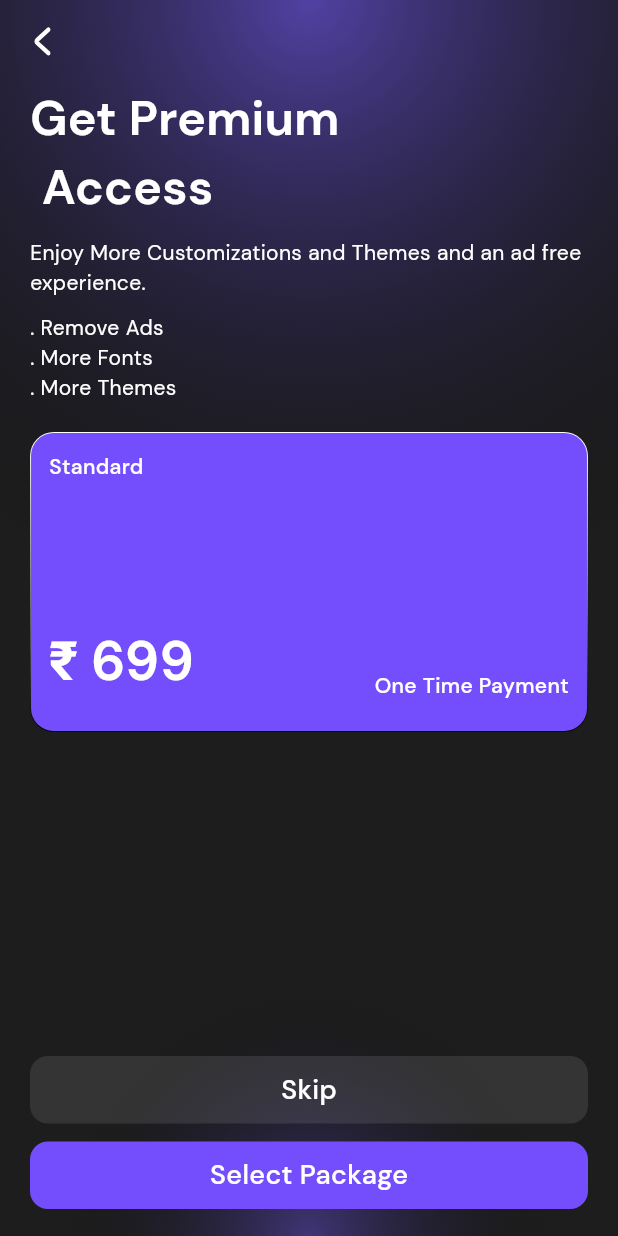
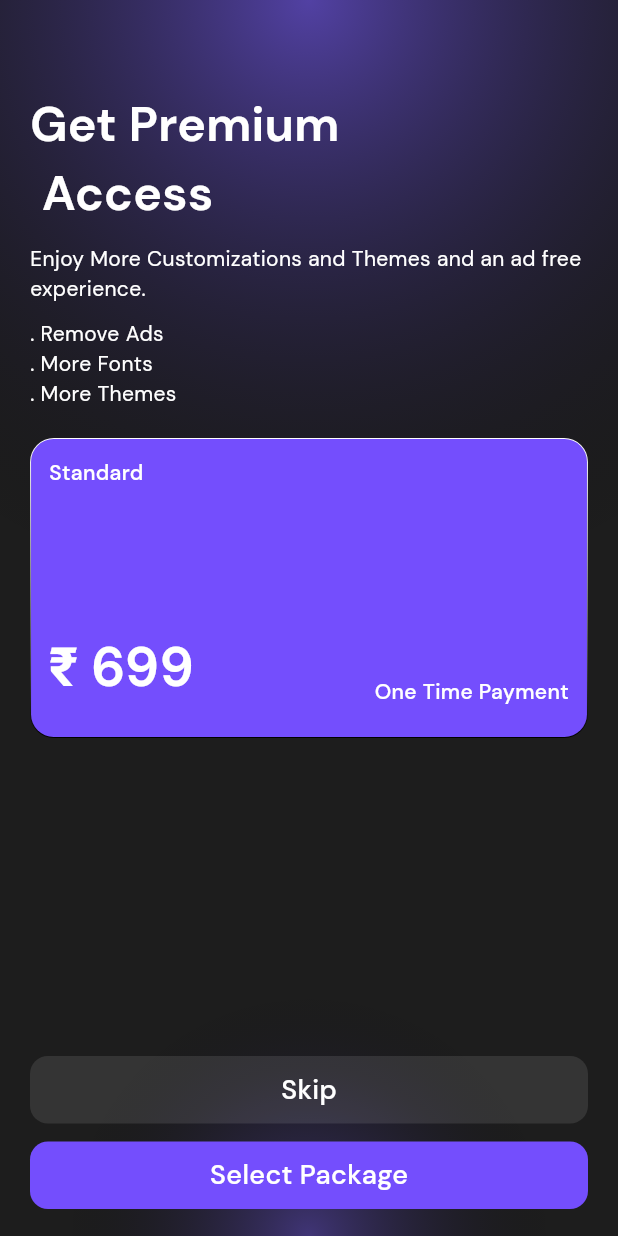
Before and after one commit to Roy-P-A/quotelynew, a Flutter app: the screen it shows after launch, on a phone screen of 412 x 824 dp. Run offline on Flutter 3.47's test engine with Material 3 defaults, Android fonts, the phone set to English and light mode, and no system bars; our stand-ins replace another_flushbar, carousel_slider, connectivity_plus, firebase_auth, firebase_core, firebase_messaging and 10 more; missing offline and left inert: flutter_facebook_auth, flutter_inappwebview; accounts and stored records are empty; project files that could hold a hidden picture were left out.

Commit message:
some ui fixed

```diff
--- a/lib/features/onboardseventh/onboardseventh_screen.dart
+++ b/lib/features/onboardseventh/onboardseventh_screen.dart
@@ -28,27 +28,8 @@ class OnBoardSeventhScreen extends StatelessWidget {
                   Column(
                     crossAxisAlignment: CrossAxisAlignment.start,
                     children: [
-                      AppBar(
-                        backgroundColor: Colors.transparent,
-                        leading: GestureDetector(
-                          onTap: () {
-                            Get.back();
-                          },
-                          child: Container(
-                            padding: const EdgeInsets.all(18),
-                            width: 10,
-                            height: 10,
-                            child: SvgPicture.asset(
-                              "assets/svgs/images/profile/arrow.svg",
-                              height: 10,
-                              width: 10,
-                            ),
-                          ),
-                        ),
-                        title: const Text(
-                          '',
-                          style: TextStyle(color: Colors.white),
-                        ),
+                      const SizedBox(
+                        height: 60,
                       ),
                       Padding(
                         padding: EdgeInsets.fromLTRB(20, 0, 20, 0),
@@ -153,7 +134,9 @@ class OnBoardSeventhScreen extends StatelessWidget {
                 child: Column(
                   children: [
                        GestureDetector(
-                      onTap: () {},
+                      onTap: () {
+                        Get.offAllNamed("/dashboard");
+                      },
                       child: Container(
                         width: double.infinity,
                         height: 45,
```
